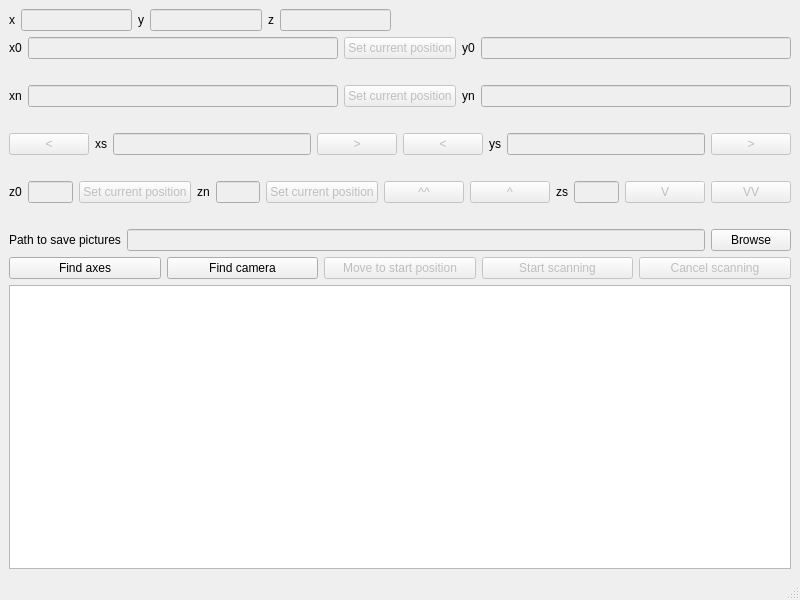
Old version of the form PI/pi.ui in the repository gaporf/diploma-2.
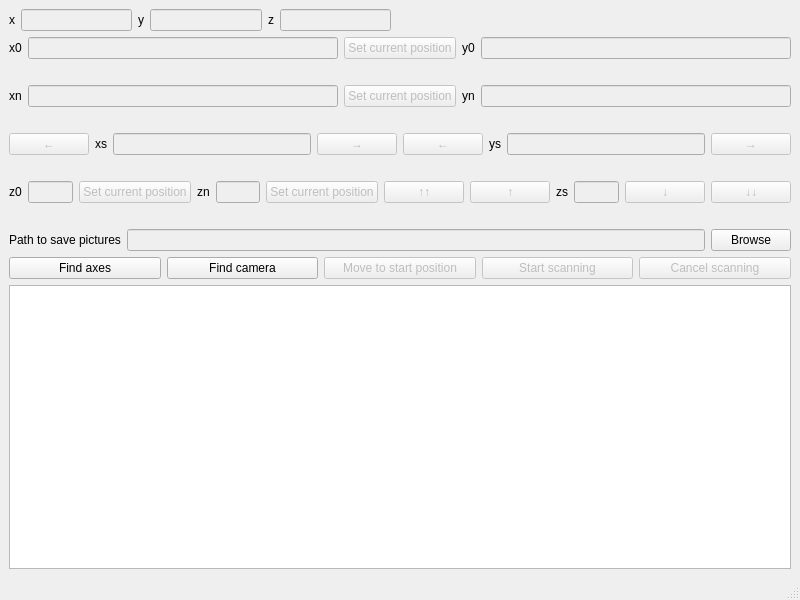
New version of the form.

Diff of the .ui file:
```diff
--- a/PI/pi.ui
+++ b/PI/pi.ui
@@ -248,7 +248,7 @@
          <bool>false</bool>
         </property>
         <property name="text">
-         <string>^^</string>
+         <string>↑↑</string>
         </property>
        </widget>
       </item>
@@ -258,7 +258,7 @@
          <bool>false</bool>
         </property>
         <property name="text">
-         <string>^</string>
+         <string>↑</string>
         </property>
        </widget>
       </item>
@@ -282,7 +282,7 @@
          <bool>false</bool>
         </property>
         <property name="text">
-         <string>V</string>
+         <string>↓</string>
         </property>
        </widget>
       </item>
@@ -292,7 +292,7 @@
          <bool>false</bool>
         </property>
         <property name="text">
-         <string>VV</string>
+         <string>↓↓</string>
         </property>
        </widget>
       </item>
@@ -349,7 +349,7 @@
          <bool>false</bool>
         </property>
         <property name="text">
-         <string>&lt;</string>
+         <string>←</string>
         </property>
        </widget>
       </item>
@@ -373,7 +373,7 @@
          <bool>false</bool>
         </property>
         <property name="text">
-         <string>&gt;</string>
+         <string>→</string>
         </property>
        </widget>
       </item>
@@ -383,7 +383,7 @@
          <bool>false</bool>
         </property>
         <property name="text">
-         <string>&lt;</string>
+         <string>←</string>
         </property>
        </widget>
       </item>
@@ -407,7 +407,7 @@
          <bool>false</bool>
         </property>
         <property name="text">
-         <string>&gt;</string>
+         <string>→</string>
         </property>
        </widget>
       </item>
```
